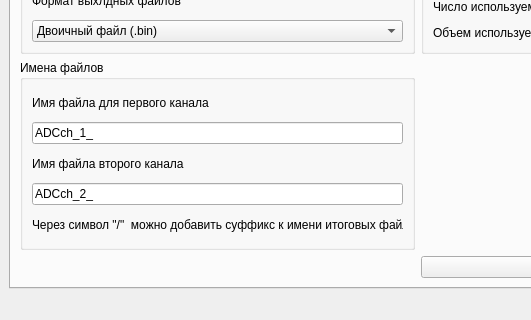
First picture: the form in mainwindow.ui, repository work5lov/adcDataSplitter, before the edit; both pictures show x 0 to 531 and y 180 to 500 of the 750 by 500 pixel window.
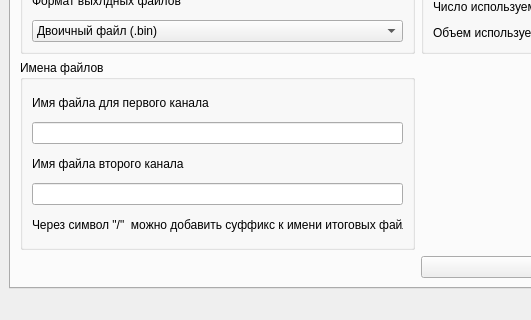
Second picture: the form after the edit.

```diff
--- a/mainwindow.ui
+++ b/mainwindow.ui
@@ -318,34 +318,34 @@
              </property>
             </widget>
            </item>
-           <item row="1" column="0">
-            <widget class="QLineEdit" name="firstChanelFileName">
-             <property name="text">
-              <string>ADCch_1_</string>
-             </property>
-            </widget>
-           </item>
-           <item row="2" column="0">
-            <widget class="QLabel" name="label_6">
-             <property name="text">
-              <string>Имя файла второго канала</string>
-             </property>
-            </widget>
-           </item>
-           <item row="3" column="0">
-            <widget class="QLineEdit" name="secondChanelFileName">
-             <property name="text">
-              <string>ADCch_2_</string>
-             </property>
-            </widget>
-           </item>
            <item row="4" column="0">
+            <widget class="QLineEdit" name="secondChanelFileName">
+             <property name="text">
+              <string/>
+             </property>
+            </widget>
+           </item>
+           <item row="5" column="0">
             <widget class="QLabel" name="label_9">
              <property name="text">
               <string>Через символ &quot;/&quot;  можно добавить суффикс к имени итоговых файлов</string>
              </property>
             </widget>
            </item>
+           <item row="3" column="0">
+            <widget class="QLabel" name="label_6">
+             <property name="text">
+              <string>Имя файла второго канала</string>
+             </property>
+            </widget>
+           </item>
+           <item row="2" column="0">
+            <widget class="QLineEdit" name="firstChanelFileName">
+             <property name="text">
+              <string/>
+             </property>
+            </widget>
+           </item>
           </layout>
          </widget>
         </item>
```
